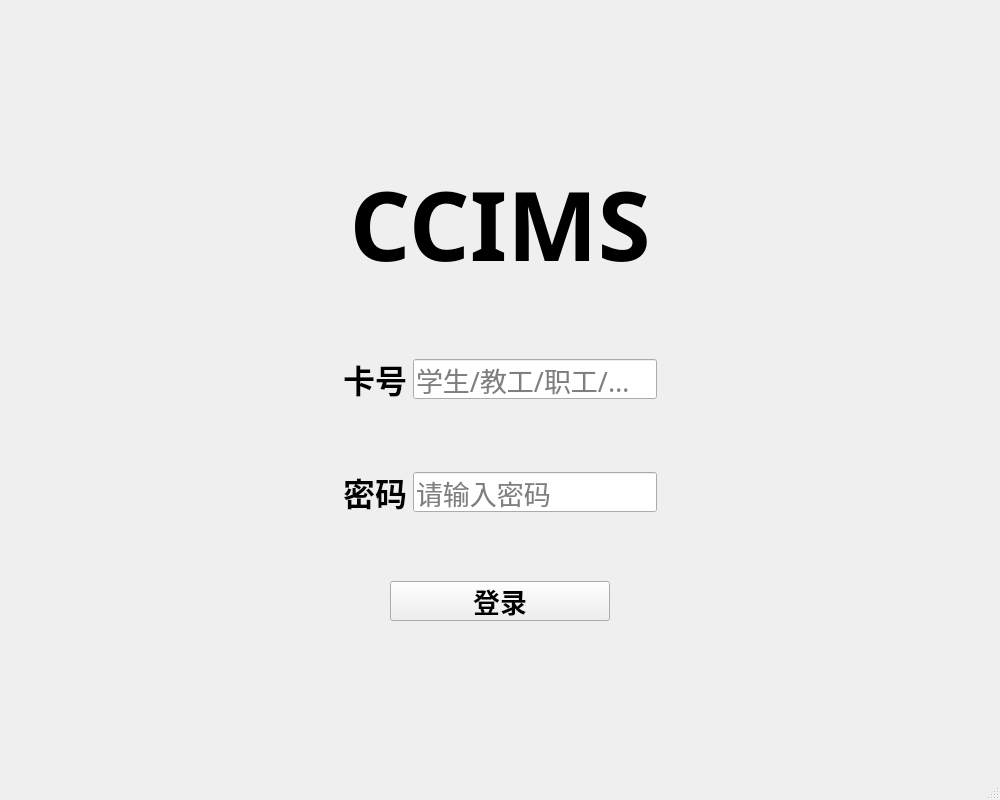
This is mainwindow.ui in liuweiky/CCIMS as Qt 5 draws it before an edit. The edited form follows.
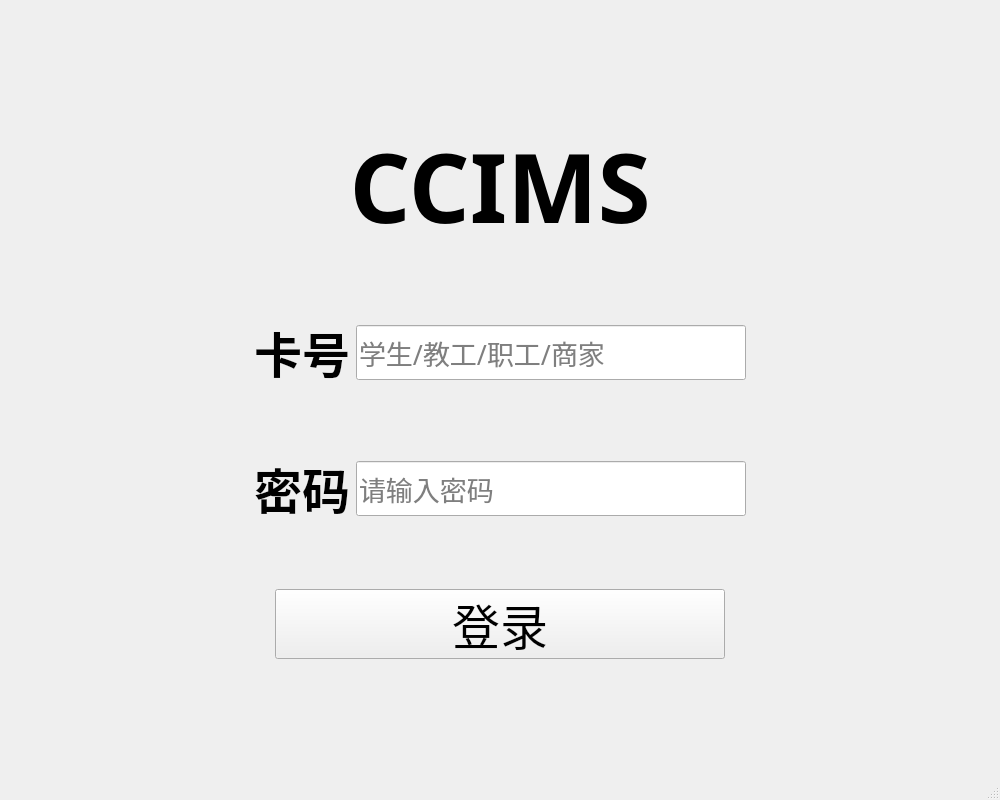
This is the edited form.

Patch:
```diff
--- a/mainwindow.ui
+++ b/mainwindow.ui
@@ -93,7 +93,7 @@
            </font>
           </property>
           <property name="text">
-           <string>&lt;html&gt;&lt;head/&gt;&lt;body&gt;&lt;p&gt;&lt;span style=&quot; font-size:24pt;&quot;&gt;卡号&lt;/span&gt;&lt;/p&gt;&lt;/body&gt;&lt;/html&gt;</string>
+           <string>&lt;html&gt;&lt;head/&gt;&lt;body&gt;&lt;p&gt;&lt;span style=&quot; font-size:36pt;&quot;&gt;卡号&lt;/span&gt;&lt;/p&gt;&lt;/body&gt;&lt;/html&gt;</string>
           </property>
          </widget>
         </item>
@@ -101,14 +101,14 @@
          <widget class="QLineEdit" name="UserNameLineEdit">
           <property name="minimumSize">
            <size>
-            <width>0</width>
-            <height>40</height>
+            <width>390</width>
+            <height>55</height>
            </size>
           </property>
           <property name="maximumSize">
            <size>
-            <width>16777215</width>
-            <height>40</height>
+            <width>390</width>
+            <height>55</height>
            </size>
           </property>
           <property name="font">
@@ -166,7 +166,7 @@
            </font>
           </property>
           <property name="text">
-           <string>&lt;html&gt;&lt;head/&gt;&lt;body&gt;&lt;p&gt;&lt;span style=&quot; font-size:24pt;&quot;&gt;密码&lt;/span&gt;&lt;/p&gt;&lt;/body&gt;&lt;/html&gt;</string>
+           <string>&lt;html&gt;&lt;head/&gt;&lt;body&gt;&lt;p&gt;&lt;span style=&quot; font-size:36pt;&quot;&gt;密码&lt;/span&gt;&lt;/p&gt;&lt;/body&gt;&lt;/html&gt;</string>
           </property>
          </widget>
         </item>
@@ -174,14 +174,14 @@
          <widget class="QLineEdit" name="PasswordLineEdit">
           <property name="minimumSize">
            <size>
-            <width>0</width>
-            <height>40</height>
+            <width>390</width>
+            <height>55</height>
            </size>
           </property>
           <property name="maximumSize">
            <size>
-            <width>16777215</width>
-            <height>40</height>
+            <width>390</width>
+            <height>55</height>
            </size>
           </property>
           <property name="font">
@@ -232,24 +232,28 @@
          <widget class="QPushButton" name="pushButton">
           <property name="minimumSize">
            <size>
-            <width>220</width>
-            <height>40</height>
+            <width>450</width>
+            <height>70</height>
            </size>
           </property>
           <property name="maximumSize">
            <size>
-            <width>220</width>
-            <height>40</height>
+            <width>450</width>
+            <height>70</height>
            </size>
           </property>
           <property name="font">
            <font>
-            <family>微软雅黑</family>
-            <pointsize>20</pointsize>
-            <weight>75</weight>
-            <bold>true</bold>
+            <family>.SF NS Text</family>
+            <pointsize>36</pointsize>
+            <weight>50</weight>
+            <italic>false</italic>
+            <bold>false</bold>
            </font>
           </property>
+          <property name="styleSheet">
+           <string notr="true">font: 36pt &quot;.SF NS Text&quot;;</string>
+          </property>
           <property name="text">
            <string>登录</string>
           </property>
```
